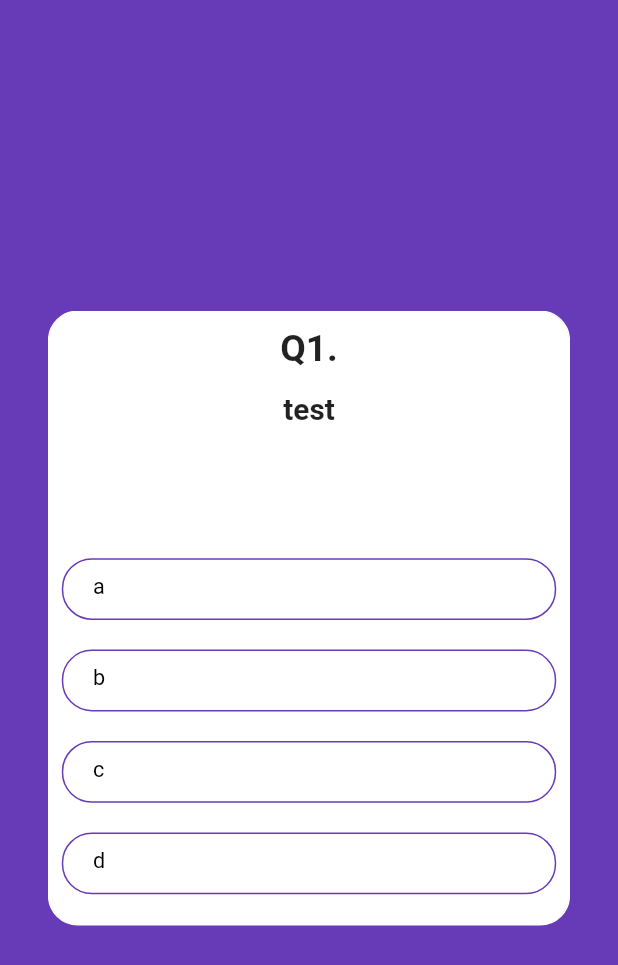
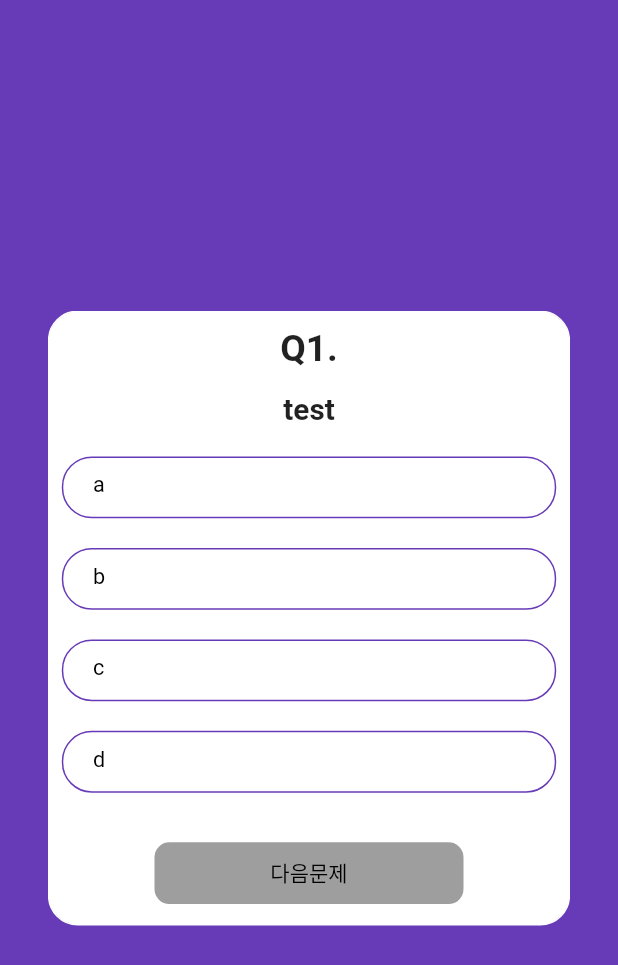
Before and after one commit to yunsuk990/QuizApp, a Flutter app: the screen it shows after launch, after a tap on "지금 퀴즈 풀기", on a phone screen of 412 x 824 dp. Shown: the top 965 px of the screen. Run offline on Flutter 3.47's test engine with Material 2 defaults, Android fonts, the phone set to English and light mode, and no system bars; drawn by our look-alikes of auto_size_text, card_swiper.

Commit message:
Update screen_quiz.dart

```diff
--- a/lib/screen/screen_quiz.dart
+++ b/lib/screen/screen_quiz.dart
@@ -1,6 +1,6 @@
 import 'package:auto_size_text/auto_size_text.dart';
+import 'package:card_swiper/card_swiper.dart';
 import 'package:flutter/material.dart';
-import 'package:flutter_swiper_null_safety/flutter_swiper_null_safety.dart';
 import 'package:quizapp/widget/widget_candidate.dart';
 
 import '../model/quiz_dart.dart';
@@ -21,7 +21,13 @@ class _QuizScreenState extends State<QuizScreen> {
   List<bool> _answerState = [false, false, false, false];
   //현재 어떤 문제를 보고 있는지
   int _currentIndex = 0;
+  SwiperController _controller = SwiperController();
 
+
+  @override
+  void initState() {
+    super.initState();
+  }
   @override
   Widget build(BuildContext context) {
     Size size = MediaQuery.of(context).size;
@@ -39,8 +45,9 @@ class _QuizScreenState extends State<QuizScreen> {
           width: width*0.85,
           height: height*0.5,
           child: Swiper(
+            controller: _controller,
+            loop: false,
             physics: NeverScrollableScrollPhysics(),
-            loop: false,
             itemCount: widget.quizes.length,
             itemBuilder: (BuildContext context, int index){
               return _buildQuizCard(widget.quizes[index], width, height);
@@ -59,6 +66,7 @@ class _QuizScreenState extends State<QuizScreen> {
           color: Colors.white
       ),
       child: Column(
+        crossAxisAlignment: CrossAxisAlignment.center,
         children: <Widget>[
 
           Container(
@@ -75,6 +83,33 @@ class _QuizScreenState extends State<QuizScreen> {
 
           Column(
             children: _buildCandidates(width,quiz)
+          ),
+
+          Container(
+            padding: EdgeInsets.all(width*0.024),
+            child: Center(child: ButtonTheme(
+                minWidth: width*0.5,
+                height: height*0.05,
+                shape: RoundedRectangleBorder(
+                  borderRadius: BorderRadius.circular(10),
+                ),
+                child: MaterialButton(
+                    textColor: _answers[_currentIndex] == -1 ? Colors.black : Colors.white,
+                    disabledColor: Colors.grey,
+                    color: Colors.deepPurple,
+                    onPressed:
+                      (_answers[_currentIndex] == -1) ? null : () {
+                        if(_currentIndex == widget.quizes.length-1){}
+                        else{
+                          _answerState = [false,false,false,false];
+                          _currentIndex += 1;
+                          _controller.next();
+                        }
+                    },
+                    child: _currentIndex == widget.quizes.length-1 ? Text("결과보기") : Text("다음문제"),
+                )
+              )
+            )
           )
 
         ],
```
